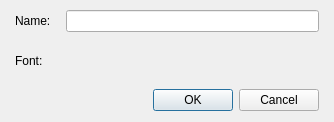
This is Editor/Dialogs/Systems/dialogsystemfontname.ui in RPG-Paper-Maker/RPG-Paper-Maker as Qt 5 draws it before an edit. The edited form follows.
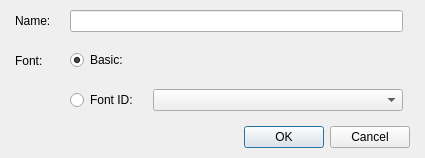
This is the edited form. Custom widgets are drawn as their Qt base class.

Commit message: [WIP] Custom fonts: finishing system font name

```diff
--- a/Editor/Dialogs/Systems/dialogsystemfontname.ui
+++ b/Editor/Dialogs/Systems/dialogsystemfontname.ui
@@ -6,8 +6,8 @@
    <rect>
     <x>0</x>
     <y>0</y>
-    <width>334</width>
-    <height>122</height>
+    <width>425</width>
+    <height>155</height>
    </rect>
   </property>
   <property name="windowTitle">
@@ -32,7 +32,7 @@
       <number>15</number>
      </property>
      <item>
-      <layout class="QGridLayout" name="gridLayout" columnstretch="0,1">
+      <layout class="QGridLayout" name="gridLayout" columnstretch="0,0,0,1">
        <item row="0" column="0">
         <widget class="QLabel" name="labelName">
          <property name="text">
@@ -40,9 +40,22 @@
          </property>
         </widget>
        </item>
-       <item row="0" column="1">
+       <item row="0" column="1" colspan="2">
         <widget class="QLineEdit" name="lineEditName"/>
        </item>
+       <item row="0" column="3" rowspan="3">
+        <spacer name="horizontalSpacer_2">
+         <property name="orientation">
+          <enum>Qt::Horizontal</enum>
+         </property>
+         <property name="sizeHint" stdset="0">
+          <size>
+           <width>40</width>
+           <height>68</height>
+          </size>
+         </property>
+        </spacer>
+       </item>
        <item row="1" column="0">
         <widget class="QLabel" name="labelFont">
          <property name="text">
@@ -51,6 +64,16 @@
         </widget>
        </item>
        <item row="1" column="1">
+        <widget class="QRadioButton" name="radioButtonBasic">
+         <property name="text">
+          <string>Basic:</string>
+         </property>
+         <property name="checked">
+          <bool>true</bool>
+         </property>
+        </widget>
+       </item>
+       <item row="1" column="2">
         <widget class="PanelPrimitiveValue" name="panelPrimitiveFont" native="true">
          <property name="minimumSize">
           <size>
@@ -66,6 +89,29 @@
          </property>
         </widget>
        </item>
+       <item row="2" column="0">
+        <spacer name="horizontalSpacer">
+         <property name="orientation">
+          <enum>Qt::Horizontal</enum>
+         </property>
+         <property name="sizeHint" stdset="0">
+          <size>
+           <width>40</width>
+           <height>20</height>
+          </size>
+         </property>
+        </spacer>
+       </item>
+       <item row="2" column="1">
+        <widget class="QRadioButton" name="radioButtonCustomFontID">
+         <property name="text">
+          <string>Font ID:</string>
+         </property>
+        </widget>
+       </item>
+       <item row="2" column="2">
+        <widget class="QComboBox" name="comboBoxCustomFontID"/>
+       </item>
       </layout>
      </item>
      <item>
```
The commit also changes 11 other files.
